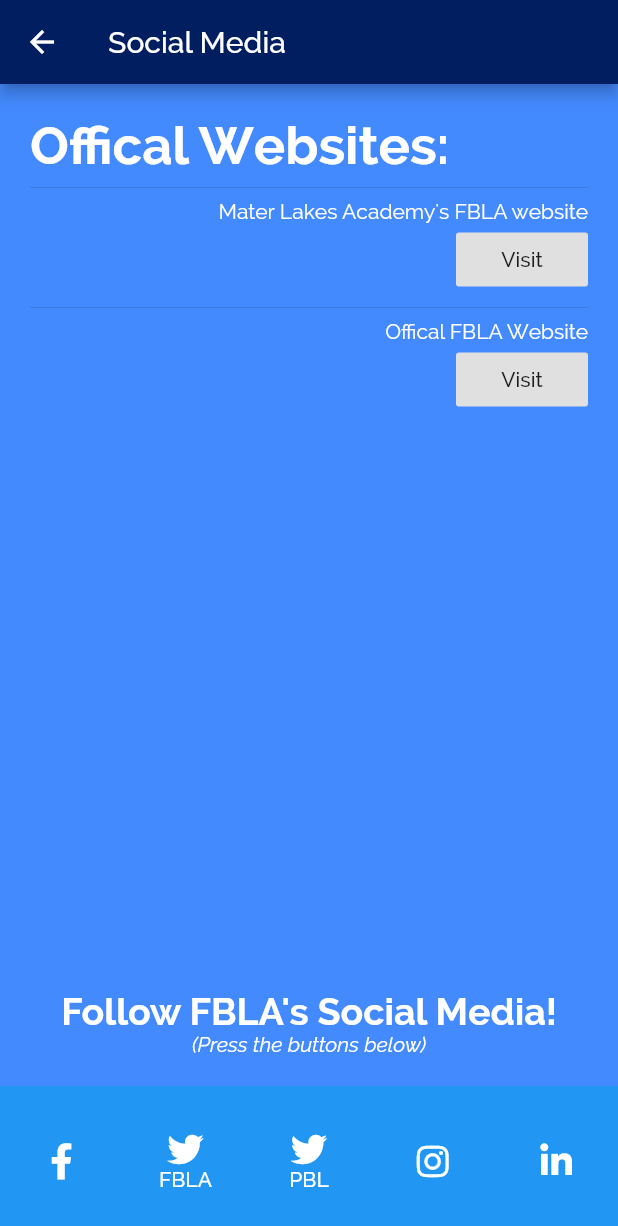
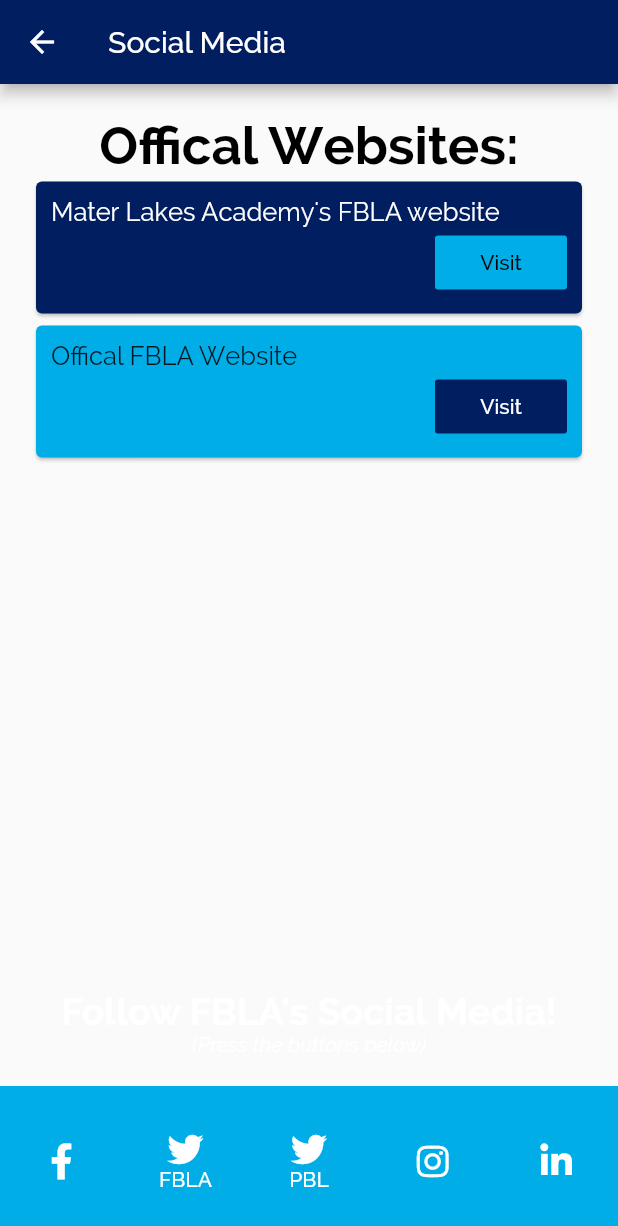
Before and after one commit to randomlylelo/fbla, a Flutter app: the Social screen opened by its route, on a phone screen of 412 x 824 dp. Shown: the top 1226 px of the screen. Run offline on Flutter 3.47's test engine with Material 2 defaults, Android fonts, the phone set to English and light mode, and no system bars; our stand-ins replace font_awesome_flutter, table_calendar.

Commit message:
Social Media: Completed.

```diff
--- a/lib/screens/social.dart
+++ b/lib/screens/social.dart
@@ -24,7 +24,6 @@ class Social extends StatelessWidget {
         title: Text(title),
       ),
       body: Container(
-        color: Colors.blueAccent,
         padding: EdgeInsets.all(20),
         child: Column(
           children: <Widget>[
@@ -32,60 +31,80 @@ class Social extends StatelessWidget {
               child: Column(
                 children: <Widget>[
                   Container(
-                    alignment: Alignment.topLeft,
+                    alignment: Alignment.center,
                     child: Text(
                       'Offical Websites:',
                       style: TextStyle(
                         fontSize: 35,
                         fontWeight: FontWeight.bold,
+                        color: Colors.black,
+                      ),
+                    ),
+                  ),
+                  Container(
+                    alignment: Alignment.center,
+                    child: Card(
+                      color: Color.fromRGBO(0, 30, 96, 1),
+                      child: Column(
+                        children: <Widget>[
+                          Container(
+                            padding: EdgeInsets.fromLTRB(10, 10, 10, 0),
+                            alignment: Alignment.topLeft,
+                            child: Text(
+                              'Mater Lakes Academy\'s FBLA website',
+                              style: TextStyle(
+                                fontSize: 17,
                                 color: Colors.white,
                               ),
                             ),
                           ),
-                  Divider(),
                           Container(
-                    alignment: Alignment.topRight,
-                    child: Column(
-                      children: <Widget>[
-                        Container(
-                          alignment: Alignment.topRight,
-                          child: Text(
-                            'Mater Lakes Academy\'s FBLA website',
-                            style: TextStyle(color: Colors.white),
-                          ),
-                        ),
-                        Container(
+                            padding: EdgeInsets.fromLTRB(10, 0, 10, 10),
                             alignment: Alignment.topRight,
                             child: RaisedButton(
                               elevation: 0,
-                            child: Text('Visit'),
-                            onPressed: () => _launchURL('https://www.materlakes.org/apps/pages/index.jsp?uREC_ID=106549&type=d&termREC_ID=&pREC_ID=staff'),
+                              color: Color.fromRGBO(0, 173, 230, 1),
+                              child: Text(
+                                'Visit',
+                                style: TextStyle(
+                                  color: Colors.black,
+                                ),
+                              ),
+                              onPressed: () => _launchURL(
+                                  'https://www.materlakes.org/apps/pages/index.jsp?uREC_ID=106549&type=d&termREC_ID=&pREC_ID=staff'),
                             ),
                           ),
                         ],
                       ),
                     ),
-                  Divider(),
-                  Container(
+                  ),
+                  Card(
+                    color: Color.fromRGBO(0, 173, 230, 1),
+                    child: Container(
                       alignment: Alignment.topRight,
                       child: Column(
                         children: <Widget>[
                           Container(
-                          alignment: Alignment.topRight,
+                            padding: EdgeInsets.fromLTRB(10, 10, 10, 0),
+                            alignment: Alignment.topLeft,
                             child: Text(
                               'Offical FBLA Website',
-                            style: TextStyle(color: Colors.white),
+                              style: TextStyle(fontSize: 17),
                             ),
                           ),
                           Container(
+                            padding: EdgeInsets.fromLTRB(10, 0, 10, 10),
                             alignment: Alignment.topRight,
                             child: RaisedButton(
                               elevation: 0,
-                            child: Text('Visit'),
-                            onPressed: () => _launchURL('https://www.fbla-pbl.org/'),
+                              color: Color.fromRGBO(0, 30, 96, 1),
+                              child: Text('Visit', style: TextStyle(color: Colors.white),),
+                              onPressed: () =>
+                                  _launchURL('https://www.fbla-pbl.org/'),
                             ),
                           ),
                         ],
+                      ),
                     ),
                   ),
                 ],
@@ -111,7 +130,7 @@ class Social extends StatelessWidget {
       ),
       bottomNavigationBar: Container(
         //padding: EdgeInsets.all(12),
-        color: Colors.blue,
+        color: Color.fromRGBO(0, 173, 230, 1),
         child: Row(
           children: <Widget>[
             ButtonTheme(
--- a/pubspec.yaml
+++ b/pubspec.yaml
@@ -50,6 +50,7 @@ flutter:
     - lib/assets/images/fbla.png
     - lib/assets/images/manageLogo.png
     - lib/assets/images/background.jpg
+    - lib/assets/images/mla.png
 
   # An image asset can refer to one or more resolution-specific "variants", see
   # https://flutter.dev/assets-and-images/#resolution-aware.
```
Also changed, not shown: lib/assets/images/mla.png (added). Lines whose indentation alone changed are shown as unchanged.
